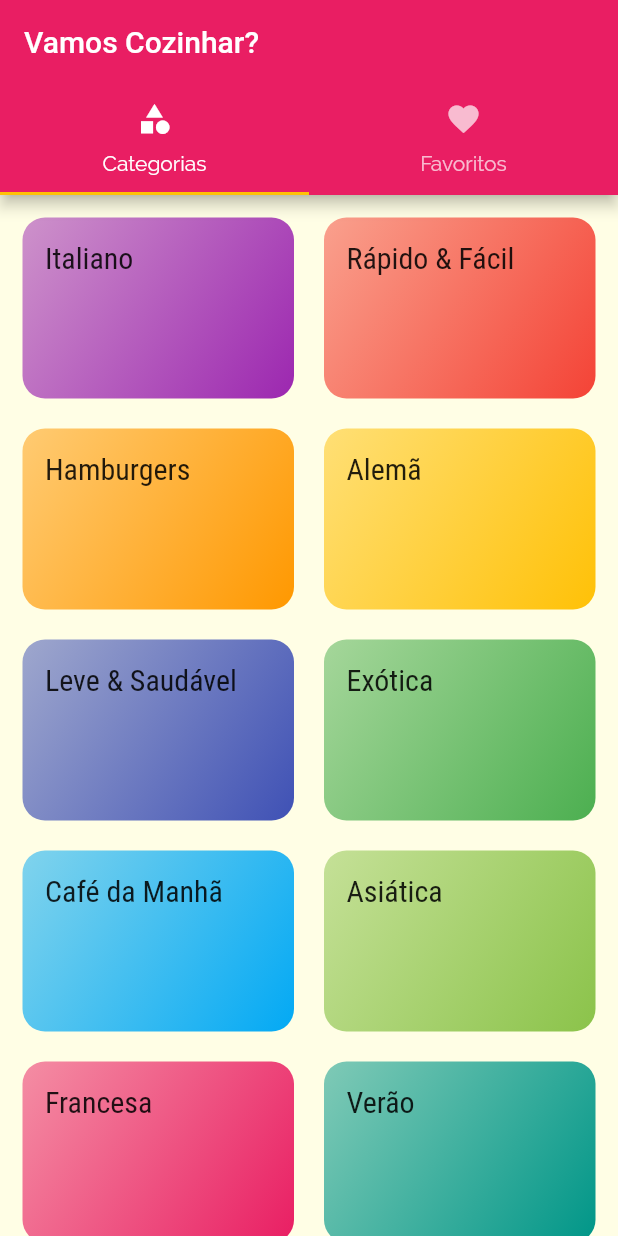
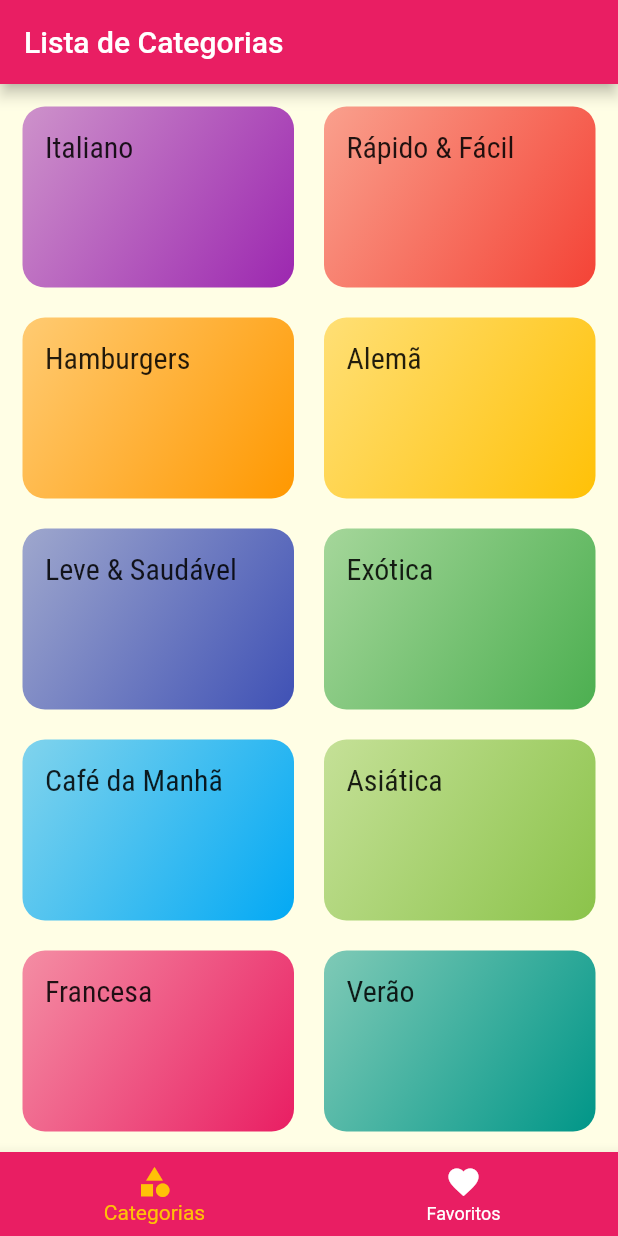
Before and after one commit to enilsonfilho/restaurant-app, a Flutter app: the screen it shows after launch, on a phone screen of 412 x 824 dp. Run offline on Flutter 3.47's test engine with Material 2 defaults, Android fonts, the light colour scheme and no system bars.

Commit message:
feat: BottomNavigationBarItem

```diff
--- a/lib/main.dart
+++ b/lib/main.dart
@@ -1,5 +1,4 @@
 import 'package:app_restaurante/screens/categories_meals_screen.dart';
-import 'package:app_restaurante/screens/categories_screen.dart';
 import 'package:app_restaurante/screens/meal_detail_screen.dart';
 import 'package:app_restaurante/screens/tabs_screen.dart';
 import 'package:app_restaurante/utils/app_routers.dart';
--- a/lib/screens/tabs_screen.dart
+++ b/lib/screens/tabs_screen.dart
@@ -2,34 +2,51 @@
 import 'package:app_restaurante/screens/favorite_screen.dart';
 import 'package:flutter/material.dart';
 
-class TabsScreen extends StatelessWidget {
+class TabsScreen extends StatefulWidget {
+
+  @override
+  State<TabsScreen> createState() => _TabsScreenState();
+}
+
+class _TabsScreenState extends State<TabsScreen> {
+
+  int _selectedScreenIndex = 0;
+  final List<Map<String, Object>> _screens = [
+    {'title': 'Lista de Categorias', 'screen': CategoriesScreen()},
+    {'title': 'Meus Favoritos', 'screen': FavoriteScreen()},
+  ].toList();
+
+  _selectScreen(int index) {
+    setState(() {
+      _selectedScreenIndex = index;
+    });
+  }
 
   @override
   Widget build(BuildContext context) {
-    return DefaultTabController(
-      length: 2,
-      child: Scaffold(
-        appBar: AppBar(
-          title: Text('Vamos Cozinhar?'),
-          bottom: TabBar(
-            tabs: [
-              Tab(
-                icon: Icon(Icons.category),
-                text: 'Categorias',
-              ),
-              Tab(
-                icon: Icon(Icons.favorite),
-                text: 'Favoritos',
-              ),
-            ],
+    return Scaffold(
+      appBar: AppBar(
+        title: Text(
+          _screens[_selectedScreenIndex]['title'] as String,
+        ),
+      ),
+      body: _screens[_selectedScreenIndex]['screen'] as Widget,
+      bottomNavigationBar: BottomNavigationBar(
+        onTap: _selectScreen,
+        backgroundColor: Colors.pink,
+        unselectedItemColor: Colors.white,
+        selectedItemColor: Colors.amber,
+        currentIndex: _selectedScreenIndex,
+        items: [
+          BottomNavigationBarItem(
+            icon: Icon(Icons.category),
+            label: 'Categorias',
           ),
-        ),
-        body: TabBarView(
-          children: [
-            CategoriesScreen(),
-            FavoriteScreen(),
-          ],
-        ),
+          BottomNavigationBarItem(
+            icon: Icon(Icons.favorite),
+            label: 'Favoritos',
+          ),
+        ]
       ),
     );
   }
```
